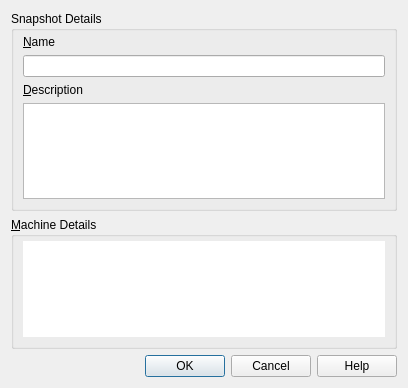
The window that src/VBox/Frontends/VirtualBox/ui/VBoxSnapshotDetailsDlg.ui (pop-os/virtualbox) describes before a commit, drawn with Qt 5.
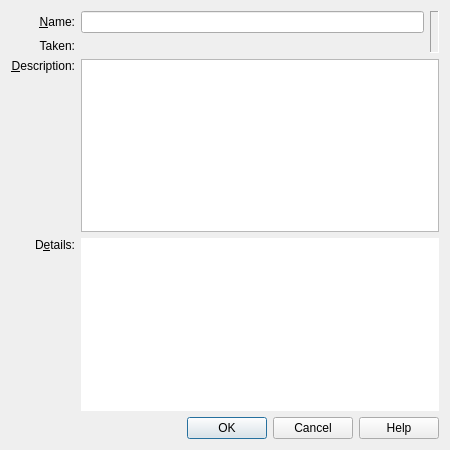
The same window after the commit. Icons and pictures are not drawn. Custom widgets are drawn as their Qt base class.

Patch:
```diff
--- a/src/VBox/Frontends/VirtualBox/ui/VBoxSnapshotDetailsDlg.ui
+++ b/src/VBox/Frontends/VirtualBox/ui/VBoxSnapshotDetailsDlg.ui
@@ -17,69 +17,100 @@
  additional information or have any questions.
  </comment>
  <class>VBoxSnapshotDetailsDlg</class>
- <widget class="QDialog" name="VBoxSnapshotDetailsDlg" >
-  <property name="geometry" >
+ <widget class="QDialog" name="VBoxSnapshotDetailsDlg">
+  <property name="geometry">
    <rect>
     <x>0</x>
     <y>0</y>
-    <width>408</width>
-    <height>388</height>
+    <width>450</width>
+    <height>450</height>
    </rect>
   </property>
   <property name="windowTitle" >
    <string>VBoxSnapshotDetailsDlg</string>
   </property>
-  <property name="windowIcon" >
-   <iconset resource="../VirtualBox.qrc" >:/settings_16px.png</iconset>
-  </property>
-  <layout class="QVBoxLayout" >
-   <item>
-    <widget class="QGroupBox" name="mGbSnapshotDetails" >
-     <property name="title" >
-      <string>Snapshot Details</string>
-     </property>
-     <layout class="QVBoxLayout" >
-      <property name="topMargin" >
-       <number>4</number>
-      </property>
-      <item>
-       <layout class="QVBoxLayout" >
-        <item>
-         <widget class="QLabel" name="mTxName" >
-          <property name="text" >
-           <string>&amp;Name</string>
-          </property>
-          <property name="buddy" >
+  <layout class="QGridLayout">
+   <item row="0" column="0">
+    <widget class="QLabel" name="mLbName">
+     <property name="text">
+      <string>&amp;Name:</string>
+     </property>
+     <property name="buddy">
            <cstring>mLeName</cstring>
           </property>
-         </widget>
-        </item>
-        <item>
-         <widget class="QLineEdit" name="mLeName" />
-        </item>
-       </layout>
-      </item>
-      <item>
-       <layout class="QVBoxLayout" >
-        <item>
-         <widget class="QLabel" name="mTxDescription" >
-          <property name="text" >
-           <string>&amp;Description</string>
-          </property>
-          <property name="buddy" >
+     <property name="alignment" >
+      <set>Qt::AlignRight|Qt::AlignTrailing|Qt::AlignVCenter</set>
+     </property>
+    </widget>
+   </item>
+   <item row="0" column="1">
+    <widget class="QLineEdit" name="mLeName">
+     <property name="sizePolicy">
+      <sizepolicy hsizetype="Expanding" vsizetype="Fixed">
+       <horstretch>1</horstretch>
+       <verstretch>0</verstretch>
+      </sizepolicy>
+     </property>
+    </widget>
+   </item>
+   <item row="0" rowspan="2" column="2">
+    <widget class="QLabel" name="mLbThumbnail">
+     <property name="sizePolicy">
+      <sizepolicy hsizetype="Fixed" vsizetype="Expanding">
+       <horstretch>0</horstretch>
+       <verstretch>0</verstretch>
+      </sizepolicy>
+     </property>
+     <property name="frameShape">
+      <enum>QFrame::Panel</enum>
+     </property>
+     <property name="frameShadow">
+      <enum>QFrame::Sunken</enum>
+     </property>
+    </widget>
+   </item>
+   <item row="1" column="0">
+    <widget class="QLabel" name="mLbTaken">
+     <property name="text">
+      <string>Taken:</string>
+     </property>
+     <property name="alignment" >
+      <set>Qt::AlignRight|Qt::AlignTrailing|Qt::AlignVCenter</set>
+     </property>
+    </widget>
+   </item>
+   <item row="1" column="1">
+    <widget class="QLabel" name="mTxTaken">
+     <property name="sizePolicy">
+      <sizepolicy hsizetype="Expanding" vsizetype="Fixed">
+       <horstretch>1</horstretch>
+       <verstretch>0</verstretch>
+      </sizepolicy>
+     </property>
+    </widget>
+   </item>
+   <item row="2" column="0">
+    <widget class="QLabel" name="mLbDescription">
+     <property name="text">
+      <string>&amp;Description:</string>
+     </property>
+     <property name="buddy">
            <cstring>mTeDescription</cstring>
           </property>
-         </widget>
-        </item>
-        <item>
-         <widget class="QTextEdit" name="mTeDescription" >
-          <property name="sizePolicy" >
-           <sizepolicy vsizetype="Preferred" hsizetype="Preferred" >
-            <horstretch>0</horstretch>
-            <verstretch>0</verstretch>
-           </sizepolicy>
-          </property>
-          <property name="tabChangesFocus" >
+     <property name="alignment" >
+      <set>Qt::AlignRight|Qt::AlignTrailing|Qt::AlignTop</set>
+     </property>
+    </widget>
+   </item>
+   <item row="2" column="1" colspan="2">
+    <widget class="QTextEdit" name="mTeDescription">
+     <property name="sizePolicy">
+      <sizepolicy hsizetype="Expanding" vsizetype="Expanding">
+       <horstretch>1</horstretch>
+       <verstretch>1</verstretch>
+      </sizepolicy>
+     </property>
+     <property name="tabChangesFocus">
            <bool>true</bool>
           </property>
           <property name="acceptRichText" >
@@ -87,45 +118,41 @@
           </property>
          </widget>
         </item>
-       </layout>
-      </item>
-     </layout>
+   <item row="3" column="0">
+    <widget class="QLabel" name="mLbDetails">
+     <property name="text">
+      <string>D&amp;etails:</string>
+     </property>
+     <property name="buddy">
+      <cstring>mTeDetails</cstring>
+     </property>
+     <property name="alignment" >
+      <set>Qt::AlignRight|Qt::AlignTrailing|Qt::AlignTop</set>
+     </property>
     </widget>
    </item>
-   <item>
-    <widget class="QGroupBox" name="mGbMachineDetails" >
-     <property name="title" >
-      <string>&amp;Machine Details</string>
-     </property>
-     <layout class="QVBoxLayout" >
-      <property name="topMargin" >
-       <number>4</number>
-      </property>
-      <item>
-       <widget class="QTextEdit" name="mTeSummary" >
-        <property name="sizePolicy" >
-         <sizepolicy vsizetype="Expanding" hsizetype="Preferred" >
-          <horstretch>0</horstretch>
-          <verstretch>0</verstretch>
-         </sizepolicy>
-        </property>
-        <property name="frameShape" >
+   <item row="3" column="1" colspan="2">
+    <widget class="QTextEdit" name="mTeDetails">
+     <property name="sizePolicy">
+      <sizepolicy hsizetype="Expanding" vsizetype="Expanding">
+       <horstretch>1</horstretch>
+       <verstretch>1</verstretch>
+      </sizepolicy>
+     </property>
+     <property name="frameShape">
          <enum>QFrame::NoFrame</enum>
         </property>
-        <property name="frameShadow" >
+     <property name="frameShadow">
          <enum>QFrame::Plain</enum>
         </property>
-        <property name="readOnly" >
+     <property name="readOnly">
          <bool>true</bool>
         </property>
        </widget>
       </item>
-     </layout>
-    </widget>
-   </item>
-   <item>
-    <widget class="QIDialogButtonBox" name="mButtonBox" >
-     <property name="standardButtons" >
+   <item row="4" column="0" colspan="3">
+    <widget class="QIDialogButtonBox" name="mButtonBox">
+     <property name="standardButtons">
       <set>QDialogButtonBox::Cancel|QDialogButtonBox::Help|QDialogButtonBox::NoButton|QDialogButtonBox::Ok</set>
      </property>
     </widget>
```
Left out of the diff: 20 changed lines with no effect on the pictures. Lines whose indentation alone changed are shown as unchanged.
